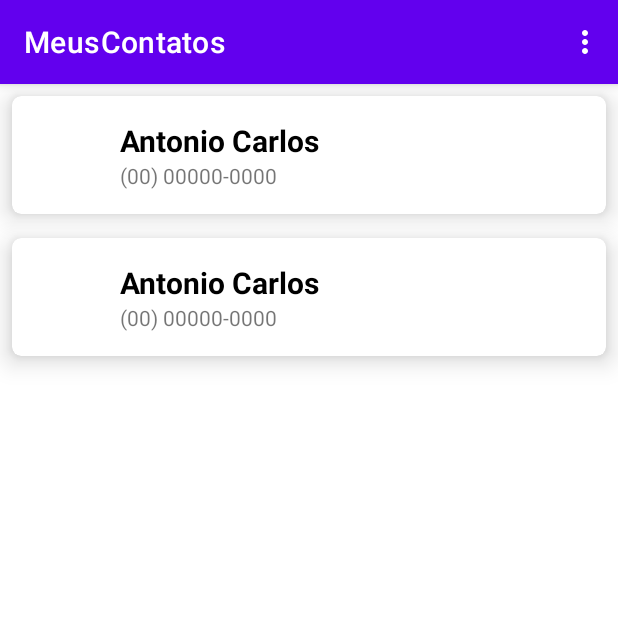
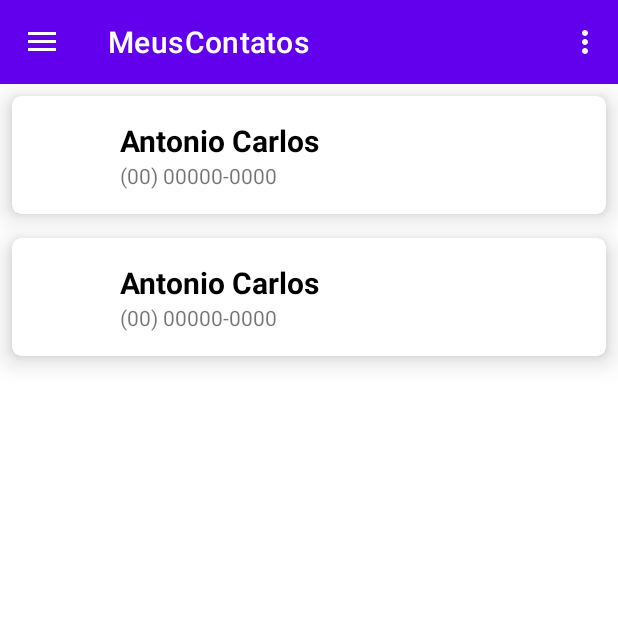
Before and after one commit to toninhobueno/Kotlin-Api-s, an Android app: the screen it shows after launch (MainActivity), on a phone screen of 412 x 824 dp, the top half of it. Run offline under Robolectric (Android 15) with nearby library versions, the phone set to English and light mode, and no system bars.

Commit message:
criado e implantado Drawer Menu

```diff
--- a/app/src/main/java/github/toninhobueno/meuscontatos/MainActivity.kt
+++ b/app/src/main/java/github/toninhobueno/meuscontatos/MainActivity.kt
@@ -1,14 +1,20 @@
 package github.toninhobueno.meuscontatos
 
+import android.annotation.SuppressLint
 import androidx.appcompat.app.AppCompatActivity
 import android.os.Bundle
 import android.os.Message
 import android.view.Menu
 import android.view.MenuInflater
 import android.view.MenuItem
+import android.view.View
 import android.widget.Toast
+import androidx.appcompat.widget.Toolbar
+import androidx.appcompat.app.ActionBarDrawerToggle
+import androidx.drawerlayout.widget.DrawerLayout
 import androidx.recyclerview.widget.LinearLayoutManager
 import androidx.recyclerview.widget.RecyclerView
+
 
 class MainActivity : AppCompatActivity() {
 
@@ -20,11 +26,28 @@ class MainActivity : AppCompatActivity() {
 
     override fun onCreate(savedInstanceState: Bundle?) {
         super.onCreate(savedInstanceState)
-        setContentView(R.layout.activity_main)
+        setContentView(R.layout.drawer_menu)
+
+        initDrawer()
+        bindView()
+        updateList()
+    }
 
 
-        bindView()
-        updateList()
+
+    private fun initDrawer (){
+        val drawerLayout = findViewById<View>(R.id.drawer_layout) as DrawerLayout
+
+        val toolbar =findViewById<Toolbar>(R.id.toolbar)
+        setSupportActionBar(toolbar)
+
+
+        val toggle = ActionBarDrawerToggle(this,drawerLayout,toolbar,R.string.open_drawer,R.string.close_drawer)
+
+        drawerLayout.addDrawerListener(toggle)
+
+        toggle.syncState()
+
     }
 
     private fun bindView() {
--- a/app/src/main/res/layout/activity_main.xml
+++ b/app/src/main/res/layout/activity_main.xml
@@ -6,6 +6,18 @@
     android:layout_height="match_parent"
     tools:context=".MainActivity">
 
+  <androidx.appcompat.widget.Toolbar
+      android:id="@+id/toolbar"
+      android:layout_width="match_parent"
+      android:layout_height="?attr/actionBarSize"
+      android:background="?attr/colorPrimary"
+      app:title = "@string/app_name"
+      app:theme = "@style/ThemeOverlay.AppCompat.Dark.ActionBar"
+      app:layout_constraintStart_toStartOf="parent"
+      app:layout_constraintEnd_toEndOf="parent"
+      app:layout_constraintTop_toTopOf="parent"
+
+      />
   <androidx.recyclerview.widget.RecyclerView
       android:id="@+id/rv_List"
       android:layout_width="0dp"
@@ -13,7 +25,7 @@
       app:layout_constraintStart_toStartOf="parent"
       app:layout_constraintEnd_toEndOf="parent"
       app:layout_constraintBottom_toBottomOf="parent"
-      app:layout_constraintTop_toTopOf="parent"
+      app:layout_constraintTop_toBottomOf="@id/toolbar"
       />
 
 
--- /dev/null
+++ b/app/src/main/res/layout/drawer_menu.xml
@@ -0,0 +1,20 @@
+<?xml version="1.0" encoding="utf-8"?>
+<androidx.drawerlayout.widget.DrawerLayout xmlns:android="http://schemas.android.com/apk/res/android"
+    android:id="@+id/drawer_layout"
+    android:layout_width="match_parent"
+    android:layout_height="match_parent"
+    xmlns:tools="http://schemas.android.com/tools"
+    xmlns:app="http://schemas.android.com/apk/res-auto"
+    tools:openDrawer="start"
+    >
+
+    <include layout="@layout/activity_main"/>
+
+    <com.google.android.material.navigation.NavigationView
+        android:id="@+id/nav_view"
+        android:layout_width="match_parent"
+        android:layout_height="match_parent"
+        android:layout_gravity="start"
+        app:menu="@menu/menu"/>
+
+</androidx.drawerlayout.widget.DrawerLayout>
--- a/app/src/main/res/values-night/themes.xml
+++ b/app/src/main/res/values-night/themes.xml
@@ -1,6 +1,6 @@
 <resources xmlns:tools="http://schemas.android.com/tools">
     <!-- Base application theme. -->
-    <style name="Theme.MeusContatos" parent="Theme.MaterialComponents.DayNight.DarkActionBar">
+    <style name="Theme.MeusContatos" parent="Theme.MaterialComponents.DayNight.NoActionBar">
         <!-- Primary brand color. -->
         <item name="colorPrimary">@color/purple_200</item>
         <item name="colorPrimaryVariant">@color/purple_700</item>
--- a/app/src/main/res/values/strings.xml
+++ b/app/src/main/res/values/strings.xml
@@ -3,4 +3,9 @@
     <string name="iv_description">descrição da imagem</string>
     <string name="menu_1">Menu 1</string>
     <string name="menu_2">Menu 2</string>
+
+
+    <string name="open_drawer">Abrir</string>
+    <string name="close_drawer">Fechar</string>
+
 </resources>
--- a/app/src/main/res/values/themes.xml
+++ b/app/src/main/res/values/themes.xml
@@ -1,6 +1,6 @@
 <resources xmlns:tools="http://schemas.android.com/tools">
     <!-- Base application theme. -->
-    <style name="Theme.MeusContatos" parent="Theme.MaterialComponents.DayNight.DarkActionBar">
+    <style name="Theme.MeusContatos" parent="Theme.MaterialComponents.DayNight.NoActionBar">
         <!-- Primary brand color. -->
         <item name="colorPrimary">@color/purple_500</item>
         <item name="colorPrimaryVariant">@color/purple_700</item>
```
